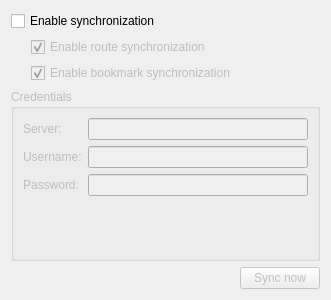
Qt form src/lib/MarbleCloudSyncSettingsWidget.ui (KDE/marble) before a commit.
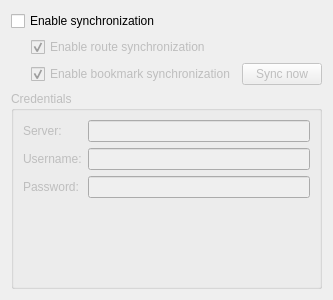
The same form after that commit.

Commit message:
Use password echo mode. Move sync button next to bookmark checkbox.
The button for manual synchronization only affects bookmarks so far.
Moving it next to the bookmark sync checkbox emphasizes that.

The edit to the form file:
```diff
--- a/src/lib/MarbleCloudSyncSettingsWidget.ui
+++ b/src/lib/MarbleCloudSyncSettingsWidget.ui
@@ -91,6 +91,35 @@
        </property>
       </widget>
      </item>
+     <item>
+      <spacer name="horizontalSpacer_3">
+       <property name="orientation">
+        <enum>Qt::Horizontal</enum>
+       </property>
+       <property name="sizeHint" stdset="0">
+        <size>
+         <width>40</width>
+         <height>20</height>
+        </size>
+       </property>
+      </spacer>
+     </item>
+     <item>
+      <widget class="QPushButton" name="button_syncNow">
+       <property name="enabled">
+        <bool>false</bool>
+       </property>
+       <property name="sizePolicy">
+        <sizepolicy hsizetype="Minimum" vsizetype="Fixed">
+         <horstretch>0</horstretch>
+         <verstretch>0</verstretch>
+        </sizepolicy>
+       </property>
+       <property name="text">
+        <string>Sync now</string>
+       </property>
+      </widget>
+     </item>
     </layout>
    </item>
    <item>
@@ -144,38 +173,15 @@
        </widget>
       </item>
       <item row="2" column="1">
-       <widget class="QLineEdit" name="kcfg_owncloudPassword"/>
+       <widget class="QLineEdit" name="kcfg_owncloudPassword">
+        <property name="echoMode">
+         <enum>QLineEdit::Password</enum>
+        </property>
+       </widget>
       </item>
      </layout>
     </widget>
    </item>
-   <item>
-    <layout class="QHBoxLayout" name="horizontalLayout_3">
-     <item>
-      <spacer name="horizontalSpacer_4">
-       <property name="orientation">
-        <enum>Qt::Horizontal</enum>
-       </property>
-       <property name="sizeHint" stdset="0">
-        <size>
-         <width>40</width>
-         <height>20</height>
-        </size>
-       </property>
-      </spacer>
-     </item>
-     <item>
-      <widget class="QPushButton" name="button_syncNow">
-       <property name="enabled">
-        <bool>false</bool>
-       </property>
-       <property name="text">
-        <string>Sync now</string>
-       </property>
-      </widget>
-     </item>
-    </layout>
-   </item>
   </layout>
  </widget>
  <resources/>
```
